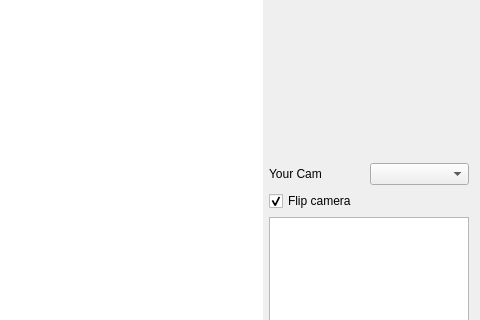
First picture: the form in desktop-app/src/gui/mainwindow.ui, repository Gouldian0120/video-conference, before the edit; both pictures show x 540 to 1020 and y 135 to 455 of the 1020 by 583 pixel window.
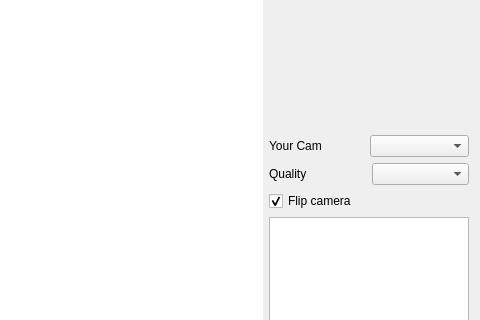
Second picture: the form after the edit. Icons and pictures are not drawn.

Commit message: Implement: Quality controlling

What changed in the file:
```diff
--- a/desktop-app/src/gui/mainwindow.ui
+++ b/desktop-app/src/gui/mainwindow.ui
@@ -179,6 +179,20 @@
           </item>
          </layout>
         </item>
+        <item>
+         <layout class="QHBoxLayout" name="horizontalLayout_4">
+          <item>
+           <widget class="QLabel" name="label">
+            <property name="text">
+             <string>Quality</string>
+            </property>
+           </widget>
+          </item>
+          <item>
+           <widget class="QComboBox" name="qualitySelector"/>
+          </item>
+         </layout>
+        </item>
         <item>
          <widget class="QCheckBox" name="flipCameraCheckBox">
           <property name="text">
```
The commit also changes 17 other files.
